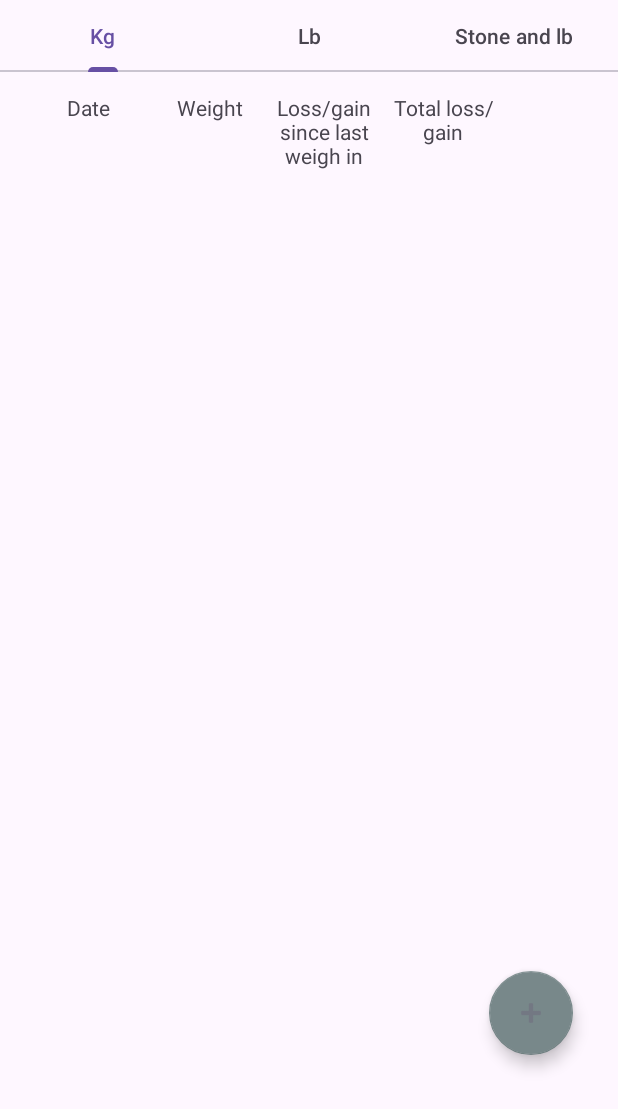
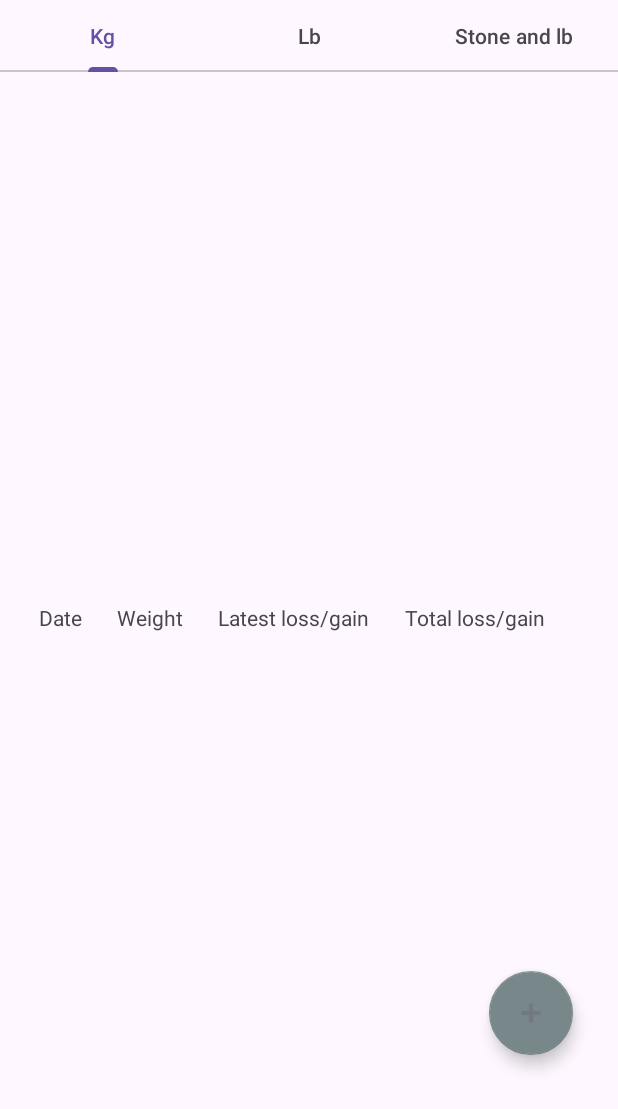
Before and after one commit to Sarah-L-Prentice/weight-loss-buddy, an Android app: the ViewWeightMeasurementsFragment screen opened directly, with no data from a screen before it, on a phone screen of 412 x 824 dp. Shown: the top 1109 px of the screen. Run offline under Robolectric (Android 15) with nearby library versions, the phone set to English and light mode, and no system bars; our stand-ins replace Room's generated code.

Commit message:
WIP commit use col weight, row weight and fill table

```diff
--- a/app/src/main/java/com/prenticeweb/weightlossbuddy/activity/ViewWeightMeasurementsFragment.java
+++ b/app/src/main/java/com/prenticeweb/weightlossbuddy/activity/ViewWeightMeasurementsFragment.java
@@ -23,7 +23,6 @@ import com.prenticeweb.weightlossbuddy.R;
 import com.prenticeweb.weightlossbuddy.room.entity.WeightMeasurement;
 import com.prenticeweb.weightlossbuddy.room.view.WeightViewModel;
 import com.prenticeweb.weightlossbuddy.unit.Unit;
-import com.prenticeweb.weightlossbuddy.unit.weight.Kilogram;
 
 import java.text.SimpleDateFormat;
 import java.util.ArrayList;
@@ -130,9 +129,11 @@ public class ViewWeightMeasurementsFragment extends Fragment {
             imageButton.setImageResource(android.R.drawable.ic_notification_clear_all);
             var params5 = getLayoutParams(4, rowRef);
             imageButton.setLayoutParams(params5);
+            imageButton.setPadding(5, 5, 5, 5);
             gridLayout.addView(imageButton, rowRef);
             imageButton.setOnClickListener(getDeleteListener(textViewDate));
         }
+        gridLayout.setRowCount(weights.getValue().size() + 1);
     }
 
     private View.OnClickListener getDeleteListener(TextView dateTextView) {
@@ -146,16 +147,14 @@ public class ViewWeightMeasurementsFragment extends Fragment {
 
     private GridLayout.LayoutParams getLayoutParams(int col, int row) {
         GridLayout.LayoutParams param = new GridLayout.LayoutParams();
-        param.height = GridLayout.LayoutParams.WRAP_CONTENT;
-        param.width = GridLayout.LayoutParams.WRAP_CONTENT;
-        param.setGravity(Gravity.CENTER);
-        param.columnSpec = GridLayout.spec(col);
-        param.rowSpec = GridLayout.spec(row);
+        param.setGravity(Gravity.FILL);
+        param.columnSpec = GridLayout.spec(col, 1f);
+        param.rowSpec = GridLayout.spec(row, 1f);
         return param;
     }
 
     private void setStyling(TextView textView, int col, int row) {
-        textView.setPadding(10, 10, 10, 10);
+        textView.setPadding(5, 5, 5, 5);
         textView.setGravity(Gravity.CENTER);
         textView.setTextColor(Color.BLACK);
         textView.setTextSize(14);
--- a/app/src/main/res/layout/fragment_weights_grid.xml
+++ b/app/src/main/res/layout/fragment_weights_grid.xml
@@ -19,52 +19,52 @@
 
         <TextView
             android:id="@+id/textViewDate"
-            android:layout_width="89dp"
-            android:layout_height="wrap_content"
+            app:layout_rowWeight="1"
+            app:layout_columnWeight="1"
+            app:layout_gravity="fill"
             android:gravity="center"
             android:text="@string/date"
             android:textSize="14dp"
-            app:layout_column="0"
-            app:layout_row="0" />
+            android:padding="5dp"/>
 
         <TextView
             android:id="@+id/textViewWeight"
-            android:layout_width="72dp"
-            android:layout_height="wrap_content"
+            app:layout_rowWeight="1"
+            app:layout_columnWeight="1"
+            app:layout_gravity="fill"
             android:gravity="center"
             android:text="@string/weight"
             android:textSize="14dp"
-            app:layout_column="1"
-            app:layout_row="0" />
+            android:padding="5dp"/>
 
         <TextView
             android:id="@+id/textViewTotalSince"
-            android:layout_width="81dp"
-            android:layout_height="148dp"
+            app:layout_rowWeight="1"
+            app:layout_columnWeight="1"
+            app:layout_gravity="fill"
             android:gravity="center"
             android:text="@string/total_since"
             android:textSize="14dp"
-            app:layout_column="2"
-            app:layout_row="0" />
+            android:padding="5dp"/>
 
         <TextView
             android:id="@+id/textViewTotalOverall"
-            android:layout_width="78dp"
-            android:layout_height="101dp"
+            app:layout_rowWeight="1"
+            app:layout_columnWeight="1"
+            app:layout_gravity="fill"
             android:gravity="center"
             android:text="@string/total_overall"
             android:textSize="14dp"
-            app:layout_column="3"
-            app:layout_row="0" />
+            android:padding="5dp"/>
 
         <TextView
             android:id="@+id/delete"
-            android:layout_width="wrap_content"
-            android:layout_height="wrap_content"
-            android:gravity="top"
+            app:layout_rowWeight="1"
+            app:layout_columnWeight="1"
+            app:layout_gravity="fill"
+            android:gravity="center"
             android:textSize="14dp"
-            app:layout_column="4"
-            app:layout_row="0" />
+            android:padding="5dp"/>
 
     </androidx.gridlayout.widget.GridLayout>
 
--- a/app/src/main/res/values/strings.xml
+++ b/app/src/main/res/values/strings.xml
@@ -7,7 +7,7 @@
     <string name="navigate_to_weight_tracker_screen">Go to weight tracker</string>
     <string name="date">Date</string>
     <string name="weight">Weight</string>
-    <string name="total_since">Loss/gain since last weigh in</string>
+    <string name="total_since">Latest loss/gain</string>
     <string name="total_overall">Total loss/gain</string>
     <string name="save">Save</string>
     <string name="and">and</string>
```
